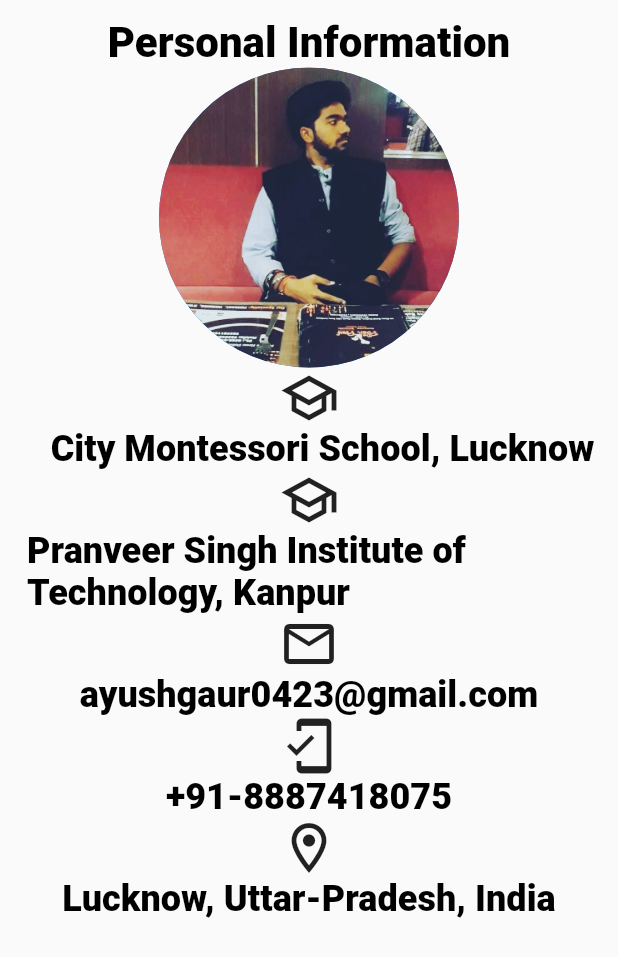
After one commit to ayushg04/portfolio_project, a Flutter app: the Personal screen opened directly, on a phone screen of 412 x 824 dp. The commit adds this screen. Shown: the top 957 px of the screen. Run offline on Flutter 3.47's test engine with Material 2 defaults, Android fonts, the phone set to English and light mode, and no system bars.

Commit message:
Completed the personal page

```diff
--- /dev/null
+++ b/lib/components/Personal_Info/personal_info.dart
@@ -0,0 +1,101 @@
+import 'package:flutter/material.dart';
+import 'package:my_portfolio/resource/colors.dart';
+import 'package:my_portfolio/resource/constants.dart';
+import 'package:my_portfolio/resource/images.dart';
+
+class Personal extends StatelessWidget {
+  @override
+  Widget build(BuildContext context) {
+    return Scaffold(
+      body: Center(
+        child: Container(
+          height: 800,
+          width: 600,
+          child: Column(
+            children: [
+              Text(
+                infome,
+                style: TextStyle(
+                  fontWeight: FontWeight.w900,
+                  fontSize: 28,
+                  color: bgcolor,
+                  letterSpacing: 0.031
+                ),
+              ),
+              CircleAvatar(
+                radius: 100.0,
+                backgroundImage: AssetImage(personal),
+              ),
+              Icon(
+                Icons.school_outlined,
+                size: 40.0,
+              ),
+              Padding(
+                padding: const EdgeInsets.only(left:18.0),
+                child: Text(school,
+                  style: TextStyle(
+                    fontSize: 24,
+                    fontWeight: FontWeight.w800,
+                    letterSpacing: 0.032,
+                    color: bgcolor,
+                  ),
+                ),
+              ),
+              Icon(
+                Icons.school_outlined,
+                size: 40.0,
+              ),
+              Padding(
+                padding: const EdgeInsets.only(left:18.0),
+                child: Text(cllg,
+                  style: TextStyle(
+                    fontSize: 24,
+                    fontWeight: FontWeight.w800,
+                    letterSpacing: 0.032,
+                    color: bgcolor,
+                  ),
+                ),
+              ),
+              Icon(
+                Icons.mail_outline_outlined,
+                size: 40.0,
+              ),
+              Text(mailid,
+                style: TextStyle(
+                  fontSize: 24,
+                  fontWeight: FontWeight.w800,
+                  letterSpacing: 0.032,
+                  color: bgcolor,
+                ),
+              ),
+              Icon(
+                Icons.mobile_friendly_outlined,
+                size: 40.0,
+              ),
+              Text(contact,
+                style: TextStyle(
+                  fontSize: 24,
+                  fontWeight: FontWeight.w800,
+                  letterSpacing: 0.032,
+                  color: bgcolor,
+                ),
+              ),
+              Icon(
+                Icons.location_on_outlined,
+                size: 40.0,
+              ),
+              Text(loc,
+                style: TextStyle(
+                  fontSize: 24,
+                  fontWeight: FontWeight.w800,
+                  letterSpacing: 0.032,
+                  color: bgcolor,
+                ),
+              ),
+            ],
+          ),
+        ),
+      ),
+    );
+  }
+}
--- a/lib/data/items.dart
+++ b/lib/data/items.dart
@@ -25,6 +25,6 @@ List<InfoModel> kitems = [
   ),
   InfoModel(
     item: InfoItems.skills,
-    name: "Name",
+    name: "Skills",
   ),
 ];
--- a/lib/data/util.dart
+++ b/lib/data/util.dart
@@ -1,5 +1,6 @@
 import 'package:flutter/cupertino.dart';
 import 'package:flutter/material.dart';
+import 'package:my_portfolio/components/Personal_Info/personal_info.dart';
 import 'package:my_portfolio/components/project/project_pg.dart';
 import 'package:my_portfolio/data/items.dart';
 import 'package:url_launcher/url_launcher.dart';
@@ -18,6 +19,11 @@ class Utilities{
           builder: (context) => Project(),
         );
         break;
+      case InfoItems.personal:
+        route = CupertinoPageRoute(
+            builder: (context) => Personal(),
+        );
+        break;
 
       default:
         route = null;
--- a/lib/resource/constants.dart
+++ b/lib/resource/constants.dart
@@ -9,3 +9,4 @@ const String loc = "Lucknow, Uttar-Pradesh, India";
 const String follow = "Follow Me-";
 const String about = "About Me-";
 const String foot = "Created By AYUSH";
+const String infome = "Personal Information";
```
